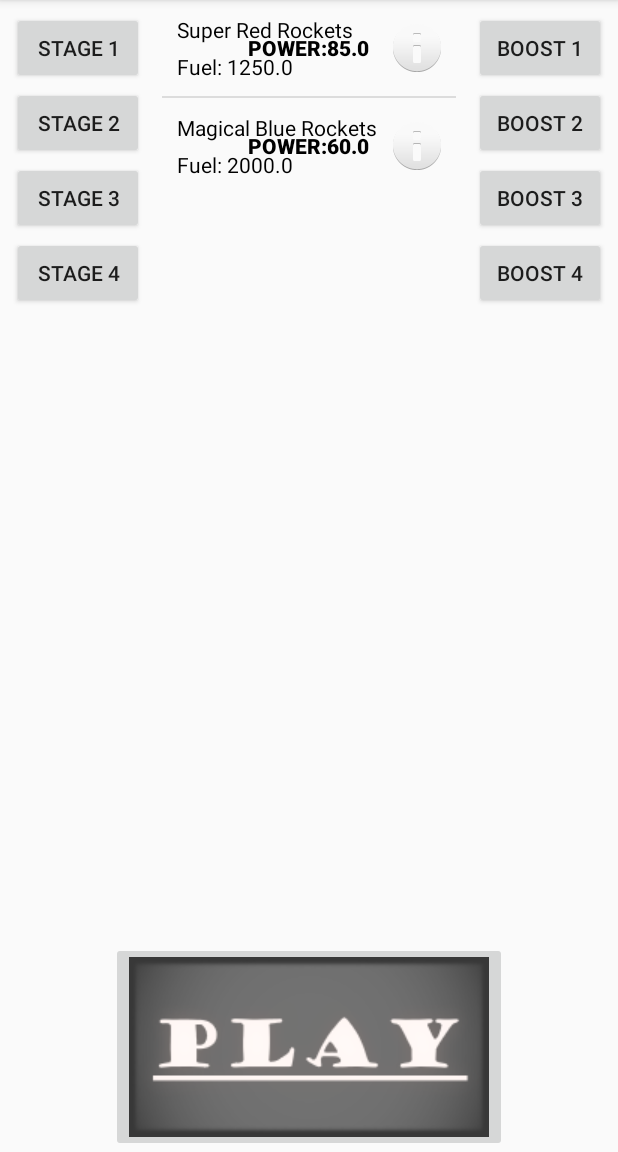
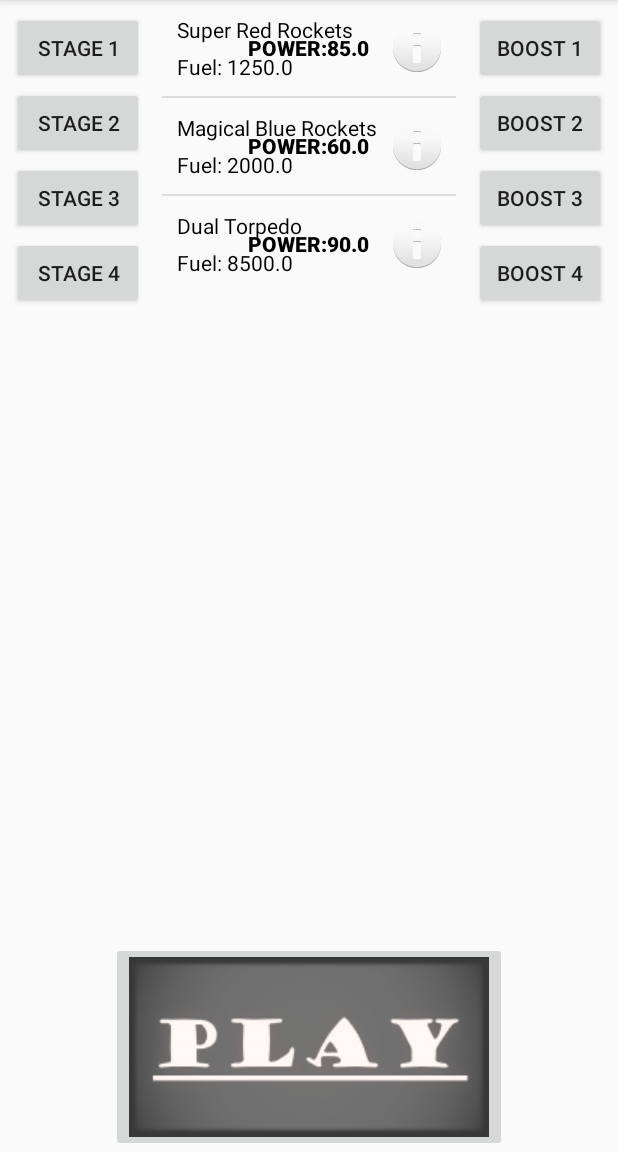
Before and after one commit to CedricSchoeni/LearnToFly, an Android app: the Shop screen opened directly, with no data from a screen before it, after a tap on "STAGE 1", on a phone screen of 412 x 824 dp, the part 84-1236 px from its top. Run offline under Robolectric (Android 15) with nearby library versions, the phone set to English and light mode, and no system bars.

Commit message:
Combining Plane images completely functional. added new Item Burst Rockets (Boost) changed (Boost) Dual Torpedos to Stage

```diff
--- a/app/src/main/java/mailmaster/cedric/learntofly/sql/DatabaseHelper.java
+++ b/app/src/main/java/mailmaster/cedric/learntofly/sql/DatabaseHelper.java
@@ -117,7 +117,7 @@ public class DatabaseHelper extends SQLiteOpenHelper {
         Cursor cursor = db.rawQuery(sb.toString(), null);
         if(cursor.moveToFirst()){
             do{
-                Stage stage = new Stage();
+                try{Stage stage = new Stage();
                 stage.setId(cursor.getInt(0));
                 stage.setName(cursor.getString(1));
                 stage.setPower(cursor.getFloat(2));
@@ -129,7 +129,7 @@ public class DatabaseHelper extends SQLiteOpenHelper {
                 stage.setImage2(cursor.getInt(11));
                 stage.setImage3(cursor.getInt(12));
                 stage.setImage4(cursor.getInt(13));
-                stages.add(stage);
+                stages.add(stage);}catch (Exception e){exceptionHandle();}
                 //Log.e("stageImage1",""+stage.getImage1());
                 //Log.e("curosrImage1",""+cursor.getInt(10));
             }while(cursor.moveToNext());
@@ -193,10 +193,15 @@ public class DatabaseHelper extends SQLiteOpenHelper {
                 boost.setImage2(cursor.getInt(11));
                 boost.setImage3(cursor.getInt(12));
                 boost.setImage4(cursor.getInt(13));
+                /*Log.e("boostImage1",""+boost.getImage1());
+                Log.e("boostImage2",""+boost.getImage2());
+                Log.e("cursorImage3",""+cursor.getInt(11));
+                Log.e("cursorImage4",""+cursor.getInt(12));*/
                 boosts.add(boost);}catch (Exception e){exceptionHandle();}
             }while(cursor.moveToNext());
         }
         cursor.close();
+        //Log.e("BoostsLength:",""+boosts.size());
         return boosts;
     }
 
@@ -254,6 +259,15 @@ public class DatabaseHelper extends SQLiteOpenHelper {
         values.put(item.COL7,30);
         values.put(item.COL8,1);
         sqLiteDatabase.insert(item.TABLE,null,values);
+        values.clear();
+        values.put(item.COL2,"Dual Torpedo");
+        values.put(item.COL3,(float)90);
+        values.put(item.COL4,(float)8500);
+        values.put(item.COL5,(float)8.8);
+        values.put(item.COL6, R.drawable.dual_torpedo_icon);
+        values.put(item.COL7,420);
+        values.put(item.COL8,1);
+        sqLiteDatabase.insert(item.TABLE,null,values);
     }
 
     private void insertBaseBoosts(SQLiteDatabase sqLiteDatabase){
@@ -267,16 +281,14 @@ public class DatabaseHelper extends SQLiteOpenHelper {
         values.put(item.COL8,0);
         sqLiteDatabase.insert(item.TABLE,null,values);
         values.clear();
-        values.put(item.COL2,"Dual Torpedo");
-        values.put(item.COL3,(float)90);
-        values.put(item.COL4,(float)8500);
-        values.put(item.COL5,(float)8.8);
-        values.put(item.COL6, R.drawable.dual_torpedo_icon);
+        values.put(item.COL2,"Burst Rocket");
+        values.put(item.COL3,(float)130);
+        values.put(item.COL4,(float)3000);
+        values.put(item.COL5,(float)6);
+        values.put(item.COL6, R.drawable.burst_rocket_icon);
         values.put(item.COL7,420);
         values.put(item.COL8,0);
         sqLiteDatabase.insert(item.TABLE,null,values);
-        values.clear();
-
     }
     private void insertBaseImages(SQLiteDatabase sqLiteDatabase){
         ContentValues values = new ContentValues();
@@ -303,11 +315,17 @@ public class DatabaseHelper extends SQLiteOpenHelper {
         values.clear();
         values.put(image.COL2,4);
         values.put(image.COL3,R.drawable.dual_torpedo_1);
-        values.put(image.COL3,R.drawable.dual_torpedo_2);
-        values.put(image.COL3,R.drawable.dual_torpedo_3);
-        values.put(image.COL3,R.drawable.dual_torpedo_4);
+        values.put(image.COL4,R.drawable.dual_torpedo_2);
+        values.put(image.COL5,R.drawable.dual_torpedo_3);
+        values.put(image.COL6,R.drawable.dual_torpedo_4);
         sqLiteDatabase.insert(image.TABLE,null,values);
         values.clear();
+        values.put(image.COL2,5);
+        values.put(image.COL3,R.drawable.burst_rocket_1);
+        values.put(image.COL4,R.drawable.burst_rocket_2);
+        values.put(image.COL5,R.drawable.burst_rocket_3);
+        values.put(image.COL6,R.drawable.burst_rocket_4);
+        sqLiteDatabase.insert(image.TABLE,null,values);
     }
     private void exceptionHandle(){
         this.onUpgrade(this.getWritableDatabase(),0, 1);
--- a/app/src/main/java/mailmaster/cedric/learntofly/view/Game.java
+++ b/app/src/main/java/mailmaster/cedric/learntofly/view/Game.java
@@ -300,13 +300,11 @@ public class Game{
             Log.e((1+i)+"stage-image"+(i+1),""+imagechooser(stages.get(i),i+1));
             rImage.combineInternal(ResourceManager.drawableToBitmap(r.context,imagechooser(stages.get(i),i+1)));
         }
-
+        rImage.combineInternal(ResourceManager.drawableToBitmap(r.context,R.drawable.character));
         for(int i=0; i < boosts.size(); i++){
             Log.e((1+i)+"boost-image"+(i+1),""+imagechooser(boosts.get(i),i+1));
             rImage.combineInternal(ResourceManager.drawableToBitmap(r.context,imagechooser(boosts.get(i),i+1)));
         }
-
-        rImage.combineInternal(ResourceManager.drawableToBitmap(r.context,R.drawable.character));
         return rImage;
     }
 
```
